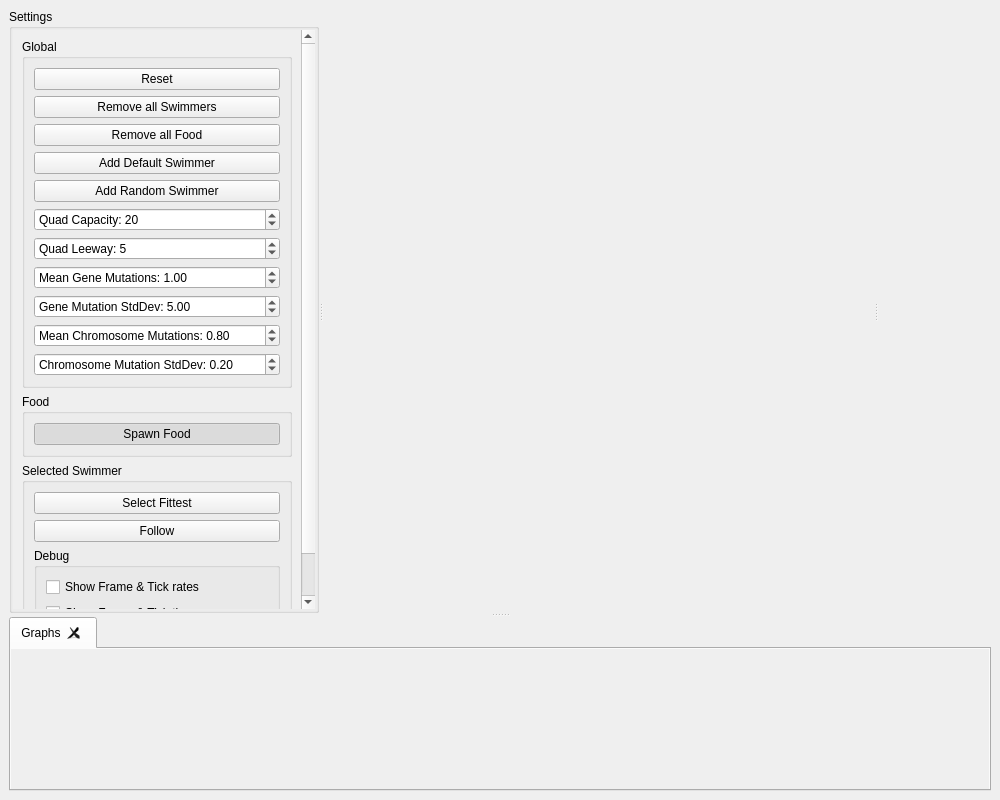
Before: the Qt Designer form src/MainWindow.ui in SebastianTroy/EoBE, drawn with Qt 5.
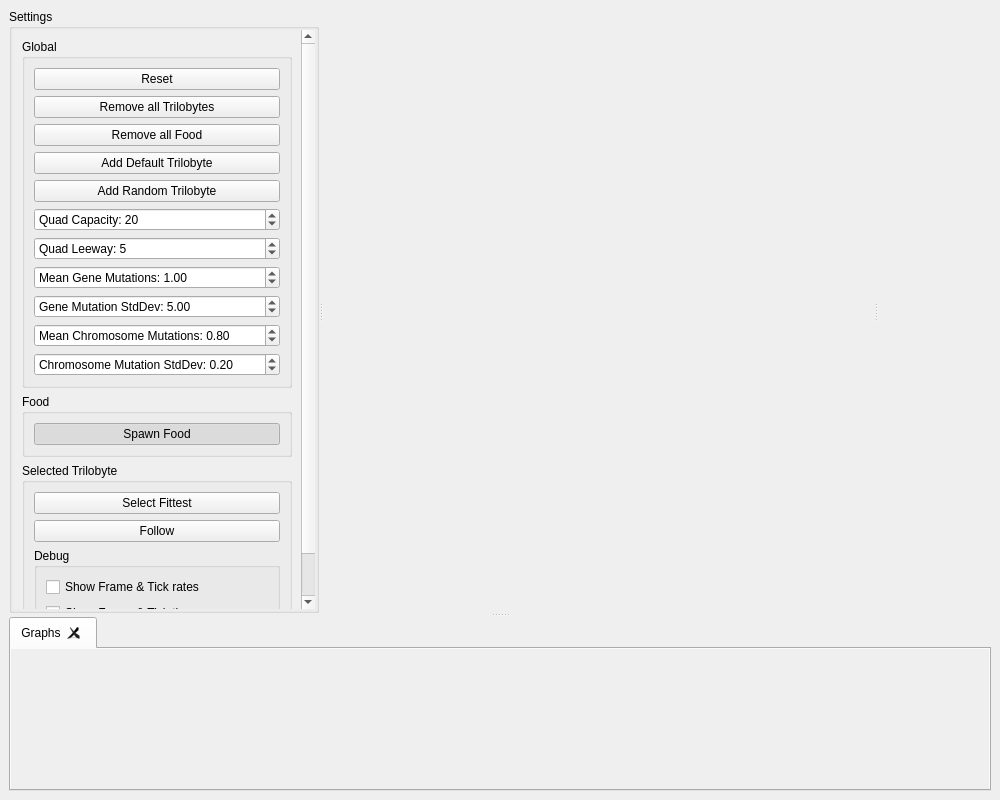
After: the same form once the commit is applied. Icons and pictures are not drawn. Custom widgets are drawn as their Qt base class.

Commit message: Refactored Swimmer to Trilobyte

Diff of the .ui file:
```diff
--- a/src/MainWindow.ui
+++ b/src/MainWindow.ui
@@ -102,7 +102,7 @@
                 <item row="3" column="0">
                  <widget class="QPushButton" name="addDefaultSwimmerButton">
                   <property name="text">
-                   <string>Add Default Swimmer</string>
+                   <string>Add Default Trilobyte</string>
                   </property>
                  </widget>
                 </item>
@@ -145,7 +145,7 @@
                 <item row="1" column="0">
                  <widget class="QPushButton" name="removeAllSwimmersButton">
                   <property name="text">
-                   <string>Remove all Swimmers</string>
+                   <string>Remove all Trilobytes</string>
                   </property>
                  </widget>
                 </item>
@@ -181,7 +181,7 @@
                 <item row="4" column="0">
                  <widget class="QPushButton" name="addRandomSwimmerButton">
                   <property name="text">
-                   <string>Add Random Swimmer</string>
+                   <string>Add Random Trilobyte</string>
                   </property>
                  </widget>
                 </item>
@@ -236,7 +236,7 @@
              <item>
               <widget class="QGroupBox" name="selectedSwimmerGroup">
                <property name="title">
-                <string>Selected Swimmer</string>
+                <string>Selected Trilobyte</string>
                </property>
                <layout class="QVBoxLayout" name="verticalLayout_8">
                 <item>
```
Left out of the diff: 12 changed lines with no effect on the pictures. The commit also changes 82 other files.
